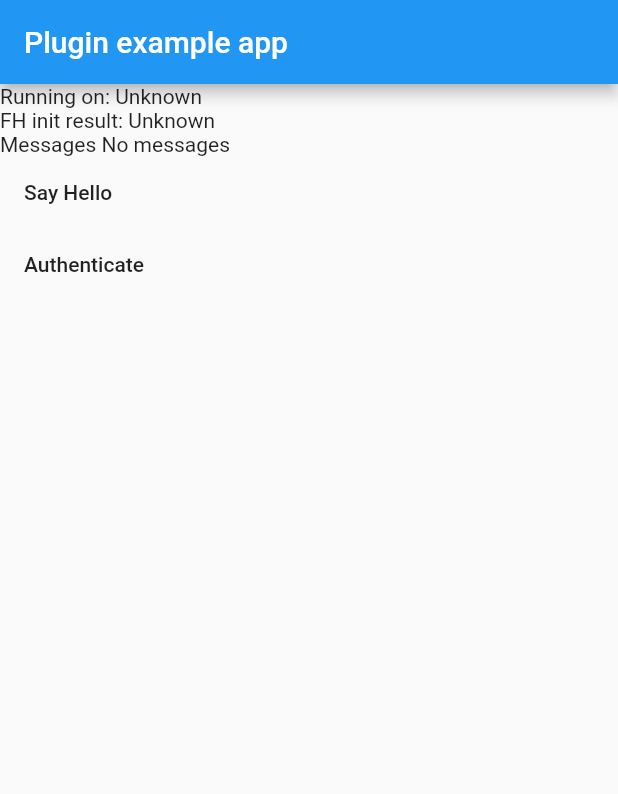
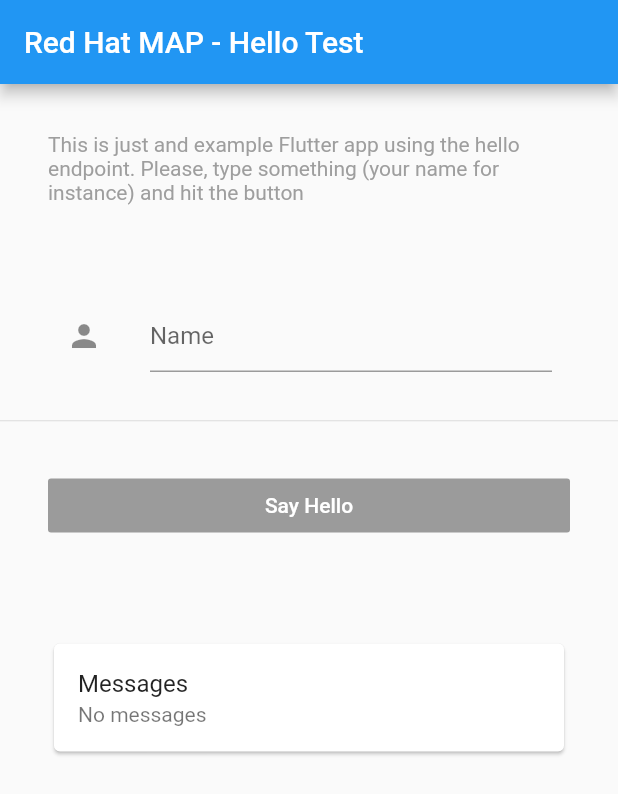
Before and after one commit to cvicens/flutter-fh, a Flutter app: the screen it shows after launch, on a phone screen of 412 x 824 dp. Shown: the top 794 px of the screen. Run offline on Flutter 3.47's test engine with Material 2 defaults, Android fonts, the phone set to English and light mode, and no system bars.

Commit message:
Version beta 0.1

```diff
--- a/example/lib/main.dart
+++ b/example/lib/main.dart
@@ -3,6 +3,32 @@
 import 'package:fh_sdk/fh_sdk.dart';
 
 void main() => runApp(new MyApp());
+
+class TitleSection extends StatelessWidget {
+  @override
+  Widget build(BuildContext context) {
+    return new Container(
+      padding: const EdgeInsets.all(32.0),
+      child: new Row(
+        children: [
+          new Expanded(
+            child: new Column(
+              crossAxisAlignment: CrossAxisAlignment.start,
+              children: [
+
+                new Text('This is just and example Flutter app using the hello endpoint. Please, type something (your name for instance) and hit the button',
+                  style: new TextStyle(
+                    color: Colors.grey[500],
+                  ),
+                ),
+              ],
+            ),
+          )
+        ],
+      ),
+    );
+  }
+}
 
 class MyApp extends StatefulWidget {
   @override
@@ -10,8 +36,7 @@
 }
 
 class _MyAppState extends State<MyApp> {
-  String _platformVersion = 'Unknown';
-  String _initResult = 'Unknown';
+  bool _FhInit = false;
   String _messages = 'No messages';
 
   @override
@@ -29,6 +54,7 @@
     // Platform messages may fail, so we use a try/catch PlatformException.
     try {
       platformVersion = await FhSdk.platformVersion;
+      message = platformVersion;
       print('platformVersion' + platformVersion);
     } on PlatformException {
       message = 'Failed to get platform version.';
@@ -41,7 +67,6 @@
       return;
 
     setState(() {
-      _platformVersion = platformVersion;
       _messages = message;
     });
   }
@@ -49,11 +74,12 @@
   // Platform messages are asynchronous, so we initialize in an async method.
   initFHState() async {
     String result;
-    String message;
+    String message = 'Init call running';
 
     try {
       result = await FhSdk.init();
       print('initResult' + result);
+      message = result.toString();
     } on PlatformException catch (e) {
       message = 'Error in FH Init $e';
     }
@@ -65,7 +91,7 @@
       return;
 
     setState(() {
-      _initResult = result.toString();
+      _FhInit = result.contains('OK');
       _messages = message;
     });
   }
@@ -75,9 +101,11 @@
     Map data;
     String message;
 
+    String hello = (name == null || name.length <=0) ? 'world' : name;
+
     try {
       Map options = {
-        "path": "/hello?world=" + name,
+        "path": "/hello?hello=" + hello,
         "method": "GET",
         "contentType": "application/json",
         "timeout": 25000 // timeout value specified in milliseconds. Default: 60000 (60s)
@@ -131,38 +159,76 @@
 
   @override
   Widget build(BuildContext context) {
+    final TextEditingController _controller = new TextEditingController();
+    TitleSection titleSection = new TitleSection();
+    Container formSection = new Container(
+      padding: const EdgeInsets.all(28.0),
+      child: new Row(
+        children: [
+          new Expanded(
+            child: new Column(
+              crossAxisAlignment: CrossAxisAlignment.start,
+              children: [
+                //new TitleSection(),
+                new ListTile(
+                  leading: const Icon(Icons.person),
+                  title: new TextField(
+                    controller: _controller,
+                    decoration: new InputDecoration(
+                      hintText: "Name",
+                    ),
+                  ),
+                )
+              ],
+            ),
+          )
+        ],
+      ),
+    );
+
     return new MaterialApp(
       home: new Scaffold(
         appBar: new AppBar(
-          title: new Text('Plugin example app'),
+          title: new Text('Red Hat MAP - Hello Test'),
         ),
-        body: new Center(
-          child: new Row(
+        body: new ListView(
           children: [
-              new Column(
-                crossAxisAlignment: CrossAxisAlignment.start,
-                children: [
-                  new Text('Running on: $_platformVersion'),
-                  new Text('FH init result: $_initResult'),
-                  new Text('Messages $_messages'),
-                  new FlatButton(
+            titleSection,
+            //const Divider(
+            //  height: 1.0,
+            //),
+            formSection,
+            const Divider(
+              height: 1.0,
+            ),
+            new Container(
+              padding: const EdgeInsets.all(32.0),
+              child: new RaisedButton(
                 child: const Text('Say Hello'),
-                    onPressed: () {
+                color: Theme.of(context).primaryColor,
+                textColor: Colors.white,
+                onPressed: !_FhInit ? null : () {
                   // Perform some action
-                      sayHello('Carlos');
-                    }
-                  ),
-                  new FlatButton(
-                    child: const Text('Authenticate'),
-                    onPressed: () {
-                      // Perform some action
-                      auth('popagame', 'trever', '123');
+                  sayHello(_controller.text);
                 }
               )
+            ),
+            new Container(
+              padding: const EdgeInsets.all(32.0),
+              child: new Card(
+                child: new Column(
+                  mainAxisSize: MainAxisSize.min,
+                  children: <Widget>[
+                    new ListTile(
+                      //leading: const Icon(Icons.album),
+                      title: const Text('Messages'),
+                      subtitle: new Text('$_messages'),
+                    )
+                  ],
+                ),
+              )
+            )
           ]
-              ),
-            ]
-          )
         ),
       ),
     );
```
Lines whose indentation alone changed are shown as unchanged.
